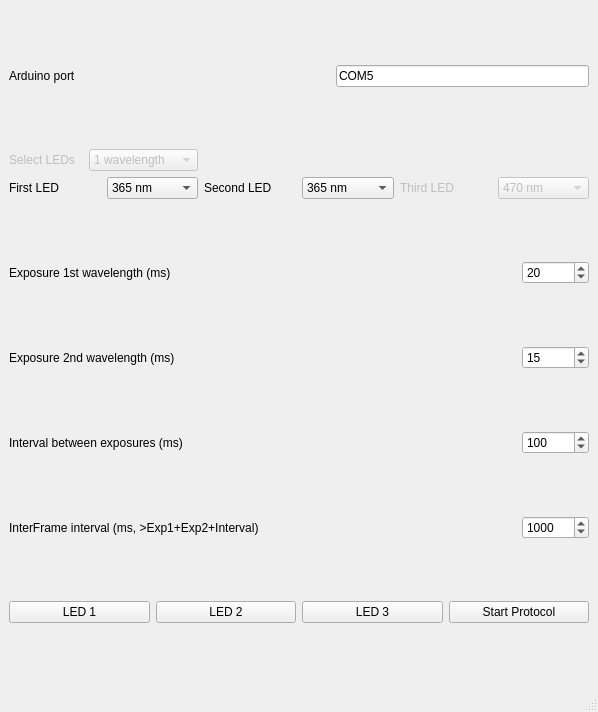
First picture: the form in MainWindow.ui, repository fedeceri85/pyFluo, before the edit.
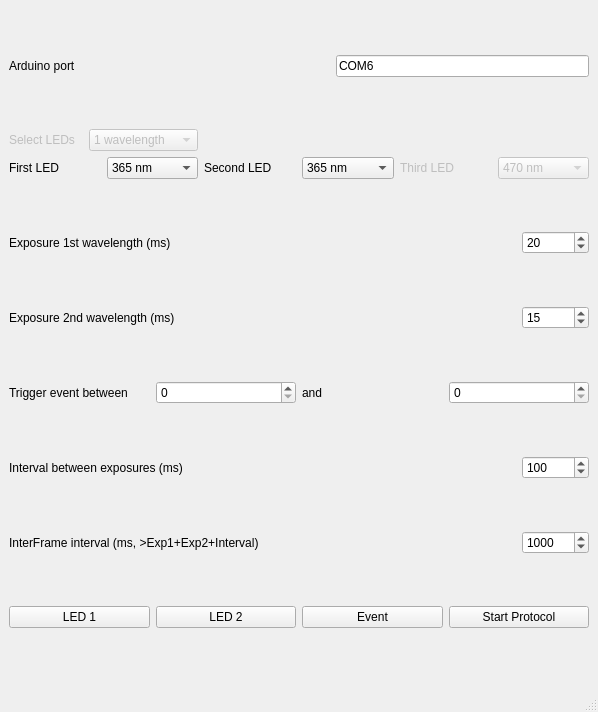
Second picture: the form after the edit.

Commit message: Added event time limit and button to interface. To activate/deactivate event the number 5 is sent to arduino

```diff
--- a/MainWindow.ui
+++ b/MainWindow.ui
@@ -40,7 +40,7 @@
       <item>
        <widget class="QLineEdit" name="comLineEdit">
         <property name="text">
-         <string>COM5</string>
+         <string>COM6</string>
         </property>
        </widget>
       </item>
@@ -262,6 +262,30 @@
       </item>
      </layout>
     </item>
+    <item>
+     <layout class="QHBoxLayout" name="horizontalLayout_13">
+      <item>
+       <widget class="QLabel" name="label_6">
+        <property name="text">
+         <string>Trigger event between</string>
+        </property>
+       </widget>
+      </item>
+      <item>
+       <widget class="QSpinBox" name="eventStartSpinBox"/>
+      </item>
+      <item>
+       <widget class="QLabel" name="label_11">
+        <property name="text">
+         <string>and</string>
+        </property>
+       </widget>
+      </item>
+      <item>
+       <widget class="QSpinBox" name="eventEndSpinBox"/>
+      </item>
+     </layout>
+    </item>
     <item>
      <layout class="QHBoxLayout" name="horizontalLayout_7"/>
     </item>
@@ -358,7 +382,7 @@
       <item>
        <widget class="QPushButton" name="Led3pushButton">
         <property name="text">
-         <string>LED 3</string>
+         <string>Event</string>
         </property>
        </widget>
       </item>
```
Left out of the diff: 2 changed lines with no effect on the pictures. The commit also changes 1 other file.
